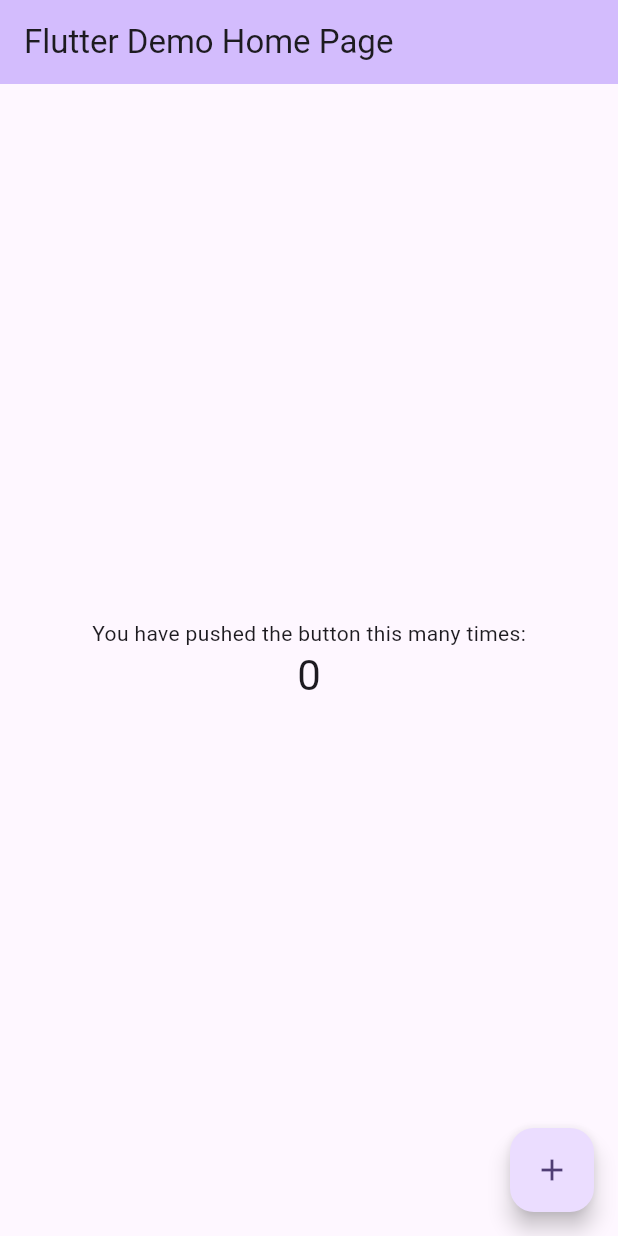
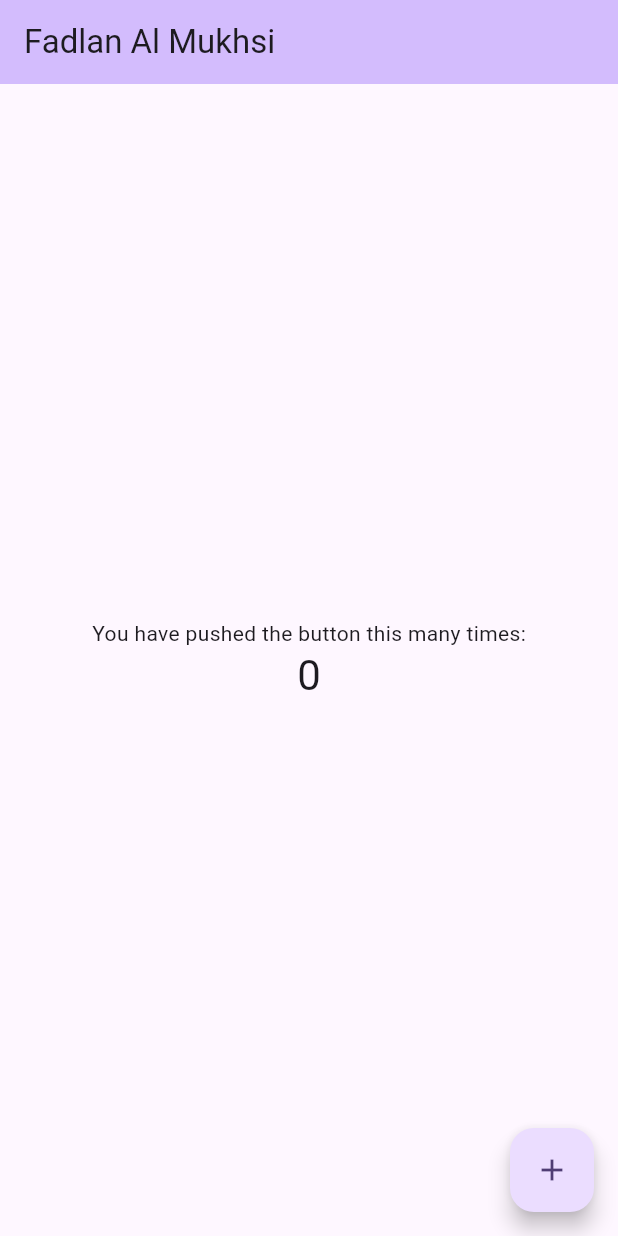
Before and after one commit to fadlanLp3i/flutter-fundamental-latih1, a Flutter app: the screen it shows after launch, on a phone screen of 412 x 824 dp. Run offline on Flutter 3.47's test engine with Material 3 defaults, Android fonts, the phone set to English and light mode, and no system bars.

Commit message:
update succes 1

```diff
--- a/lib/main.dart
+++ b/lib/main.dart
@@ -30,7 +30,7 @@ class MyApp extends StatelessWidget {
         // tested with just a hot reload.
         colorScheme: ColorScheme.fromSeed(seedColor: Colors.deepPurple),
       ),
-      home: const MyHomePage(title: 'Flutter Demo Home Page'),
+      home: const MyHomePage(title: 'Fadlan Al Mukhsi'),
     );
   }
 }
```
Also changed, not shown: IMG/Screenshot (11).png (added), IMG/Screenshot (12).png (added), IMG/Screenshot (13).png (added), IMG/Screenshot (14).png (added), IMG/Screenshot (15).png (added), IMG/Screenshot (3).png (added), IMG/Screenshot (4).png (added), IMG/Screenshot (6).png (added), IMG/Screenshot (8).png (added), IMG/Success 01.png (added).
